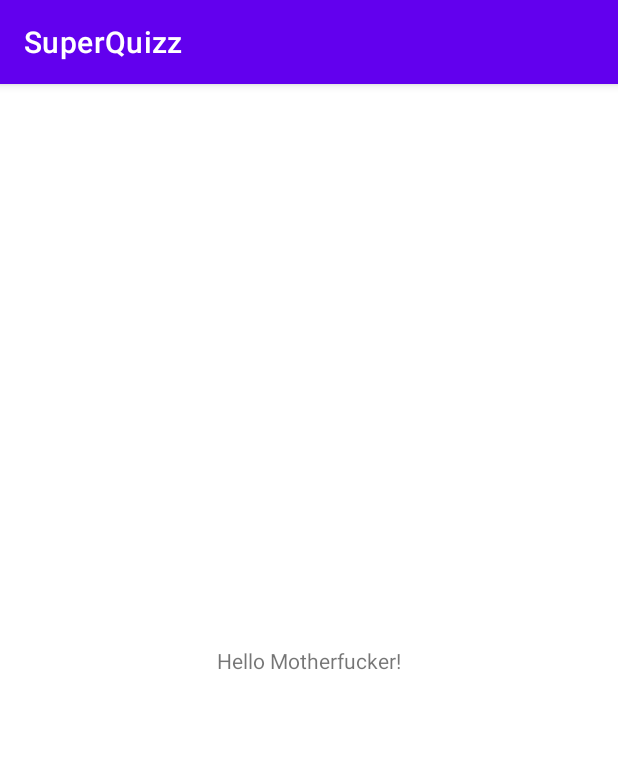
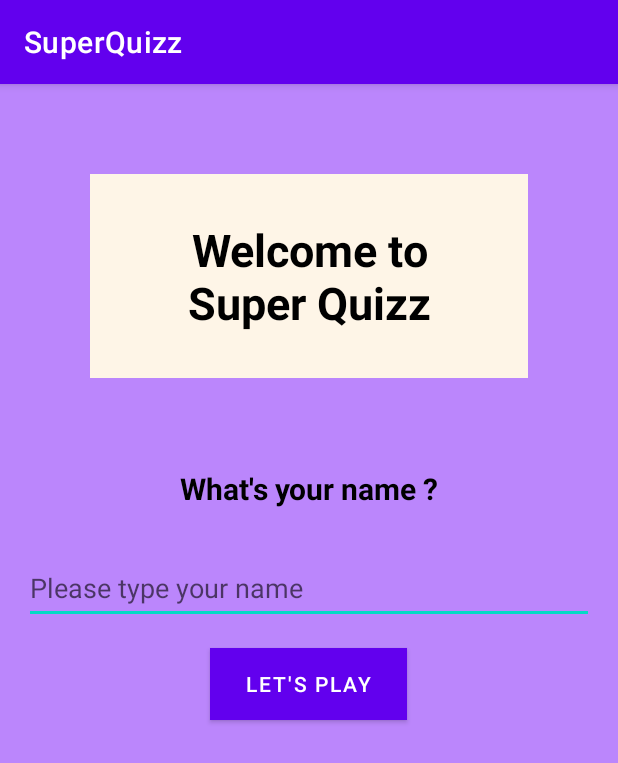
Before and after one commit to lolotoms/superQuizz, an Android app: the screen it shows after launch (MainActivity), on a phone screen of 412 x 824 dp. Shown: the top 763 px of the screen. Run offline under Robolectric (Android 15) with nearby library versions, the phone set to English and light mode, and no system bars.

Commit message:
second chapter

```diff
--- a/app/src/main/res/layout/activity_main.xml
+++ b/app/src/main/res/layout/activity_main.xml
@@ -6,13 +6,13 @@
     android:layout_height="match_parent"
     tools:context=".MainActivity">
 
-    <TextView
-        android:layout_width="wrap_content"
-        android:layout_height="wrap_content"
-        android:text="Hello Motherfucker!"
-        app:layout_constraintBottom_toBottomOf="parent"
-        app:layout_constraintEnd_toEndOf="parent"
-        app:layout_constraintStart_toStartOf="parent"
-        app:layout_constraintTop_toTopOf="parent" />
+    <androidx.fragment.app.FragmentContainerView
+        xmlns:android="http://schemas.android.com/apk/res/android"
+        android:id="@+id/fragment_container_view"
+        android:layout_width="match_parent"
+        android:layout_height="match_parent"
+        android:name="com.example.superquizz.WelcomeFragment" />
+
+
 
 </androidx.constraintlayout.widget.ConstraintLayout>
--- a/app/src/main/res/layout/fragment_welcome.xml
+++ b/app/src/main/res/layout/fragment_welcome.xml
@@ -1,14 +1,54 @@
 <?xml version="1.0" encoding="utf-8"?>
-<FrameLayout xmlns:android="http://schemas.android.com/apk/res/android"
+<LinearLayout xmlns:android="http://schemas.android.com/apk/res/android"
     xmlns:tools="http://schemas.android.com/tools"
     android:layout_width="match_parent"
     android:layout_height="match_parent"
+    android:orientation="vertical"
+    android:background="@color/purple_200"
     tools:context=".WelcomeFragment">
 
     <!-- TODO: Update blank fragment layout -->
+      <TextView
+        android:id="@+id/welcome_wrapper"
+        android:layout_width="wrap_content"
+        android:layout_height="wrap_content"
+        android:layout_gravity="center"
+        android:gravity="center"
+        android:text="@string/welcome_wrapper"
+        android:textSize="30sp"
+        android:textStyle="bold"
+        android:layout_margin="60dp"
+        android:padding="30dp"
+        android:background="#fef5e7"
+          android:textColor="@color/black"/>
+
     <TextView
+        android:id="@+id/your_name_text"
         android:layout_width="match_parent"
-        android:layout_height="match_parent"
-        android:text="@string/hello_blank_fragment" />
+        android:layout_height="56dp"
+        android:gravity="center_horizontal"
+        android:text="@string/your_name_text"
+        android:textColor="@color/black"
+        android:textSize="20sp"
+        android:textStyle="bold" />
+    <EditText
+        android:id="@+id/your_name_edittext"
+        android:layout_width="match_parent"
+        android:layout_height="wrap_content"
+        android:layout_marginStart="16dp"
+        android:layout_marginEnd="16dp"
+        android:minHeight="48dp"
+        android:hint="@string/your_name_edittext"/>
 
-</FrameLayout>
+    <Button
+        android:id="@+id/play_button"
+        android:layout_width="wrap_content"
+        android:layout_height="wrap_content"
+        android:layout_margin="16dp"
+        android:gravity="center"
+        android:layout_gravity="center"
+        android:paddingHorizontal="24dp"
+        android:text="@string/play_button"
+        android:textSize="14sp"
+        android:background="@color/teal_700"/>
+</LinearLayout>
--- a/app/src/main/res/values/strings.xml
+++ b/app/src/main/res/values/strings.xml
@@ -1,5 +1,9 @@
 <resources>
     <string name="app_name">SuperQuizz</string>
     <!-- TODO: Remove or change this placeholder text -->
-    <string name="hello_blank_fragment">Hello blank fragment</string>
+    <string name="your_name_text">What\'s your name ?</string>
+    <string name="welcome_wrapper">Welcome to Super Quizz</string>
+    <string name="your_name_edittext">Please type your name</string>
+    <string name="play_button">Let\'s play</string>
+
 </resources>
```
